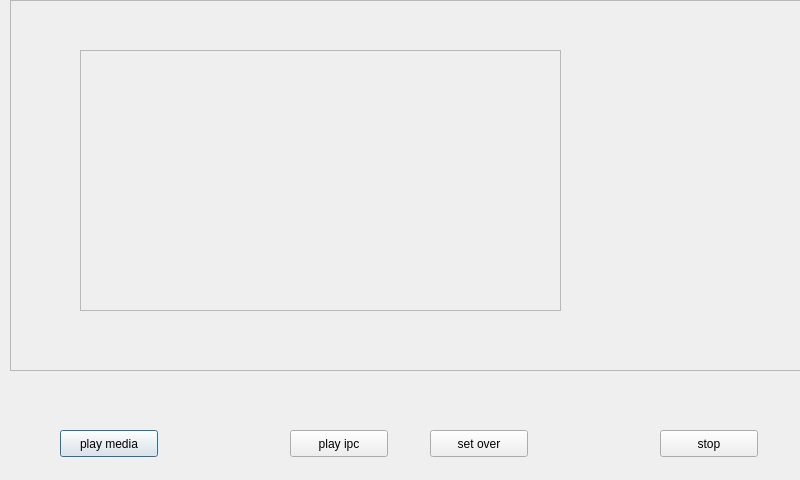
Old version of the form CQplayerGUI.ui in the repository zhangxuran11/MediaPkgDemo.
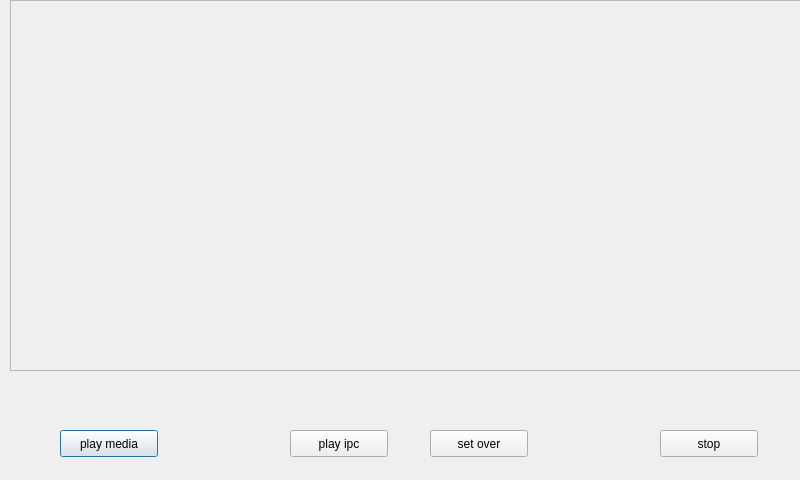
New version of the form.

Diff of the .ui file:
```diff
--- a/CQplayerGUI.ui
+++ b/CQplayerGUI.ui
@@ -37,22 +37,6 @@
    <property name="frameShadow">
     <enum>QFrame::Raised</enum>
    </property>
-   <widget class="QFrame" name="frameMovie_2">
-    <property name="geometry">
-     <rect>
-      <x>70</x>
-      <y>50</y>
-      <width>481</width>
-      <height>261</height>
-     </rect>
-    </property>
-    <property name="frameShape">
-     <enum>QFrame::StyledPanel</enum>
-    </property>
-    <property name="frameShadow">
-     <enum>QFrame::Raised</enum>
-    </property>
-   </widget>
   </widget>
   <widget class="QPushButton" name="playMediaButton">
    <property name="geometry">
```
